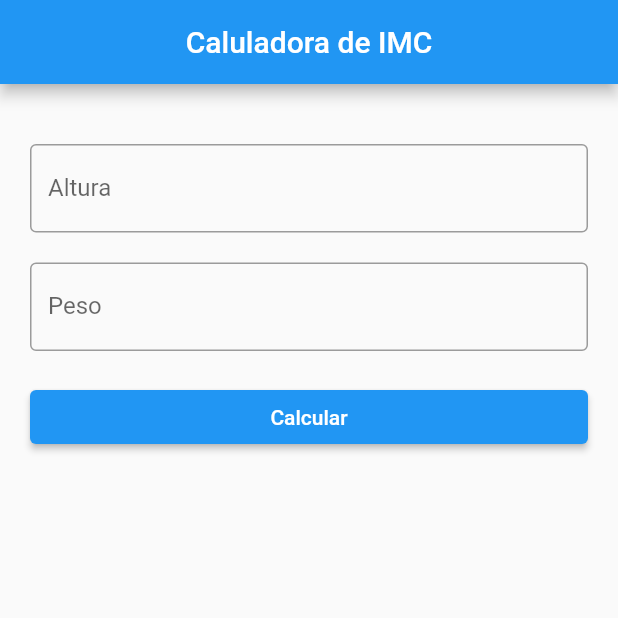
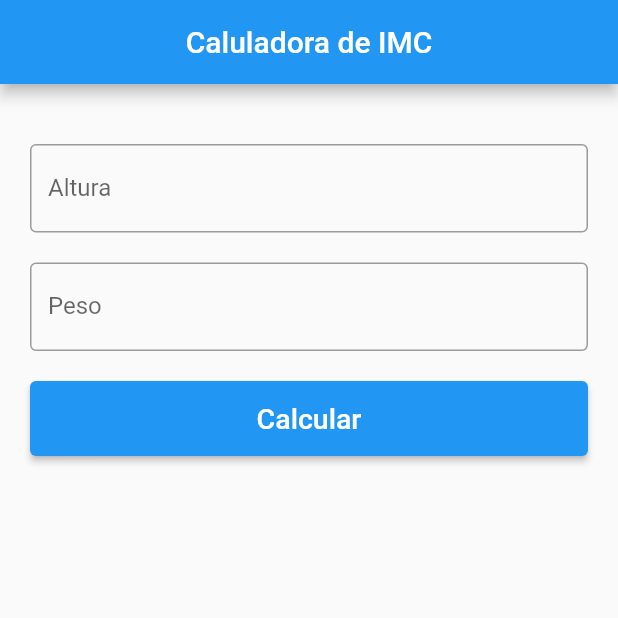
Before and after one commit to Danielmtdc16/IMC_calculator---Flutter, a Flutter app: the screen it shows after launch, on a phone screen of 412 x 824 dp, the top half of it. Run offline on Flutter 3.47's test engine with Material 2 defaults, Android fonts, the phone set to English and light mode, and no system bars.

Commit message:
Personalizando o ElevatedButton.

```diff
--- a/lib/main.dart
+++ b/lib/main.dart
@@ -30,7 +30,13 @@ class _MyAppState extends State<MyApp> {
             const SizedBox(height: 20,),
             buildTextField("Peso", "kg"),
             const SizedBox(height: 20,),
-            ElevatedButton(onPressed: (){}, child: const Text("Calcular"))
+            ElevatedButton(
+                onPressed: (){},
+                style: ElevatedButton.styleFrom(
+                  fixedSize: const Size(0, 50)
+                ),
+                child: const Text("Calcular", style: TextStyle(fontSize: 19),)
+            ),
           ],
         ),
       ),
```
